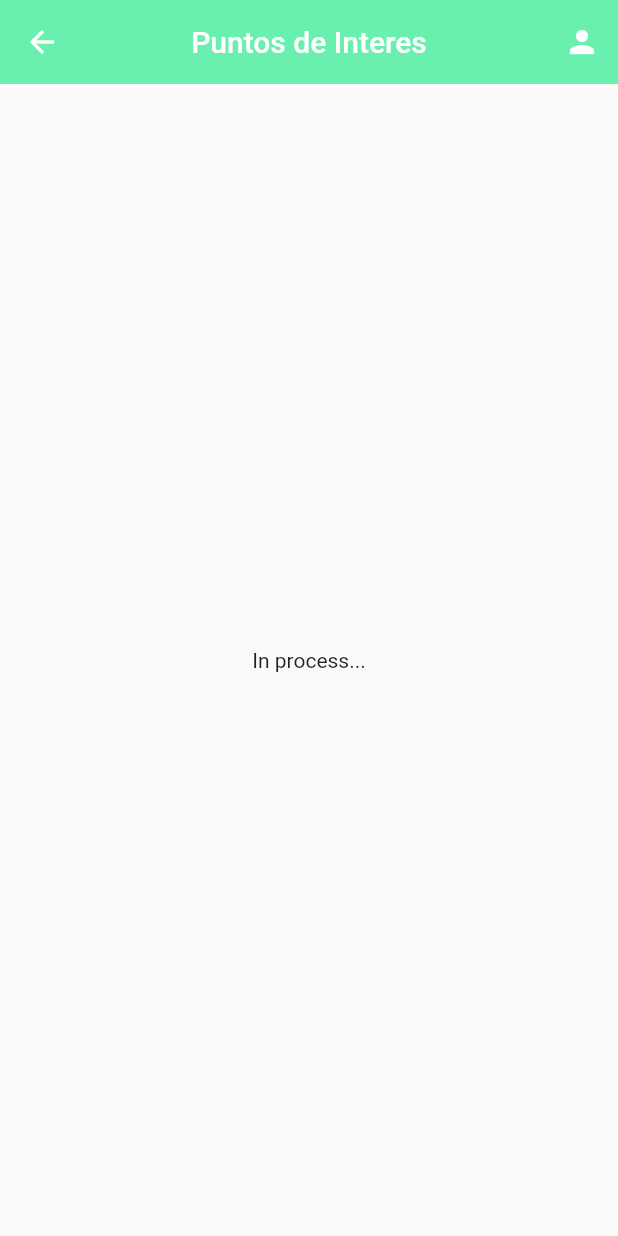
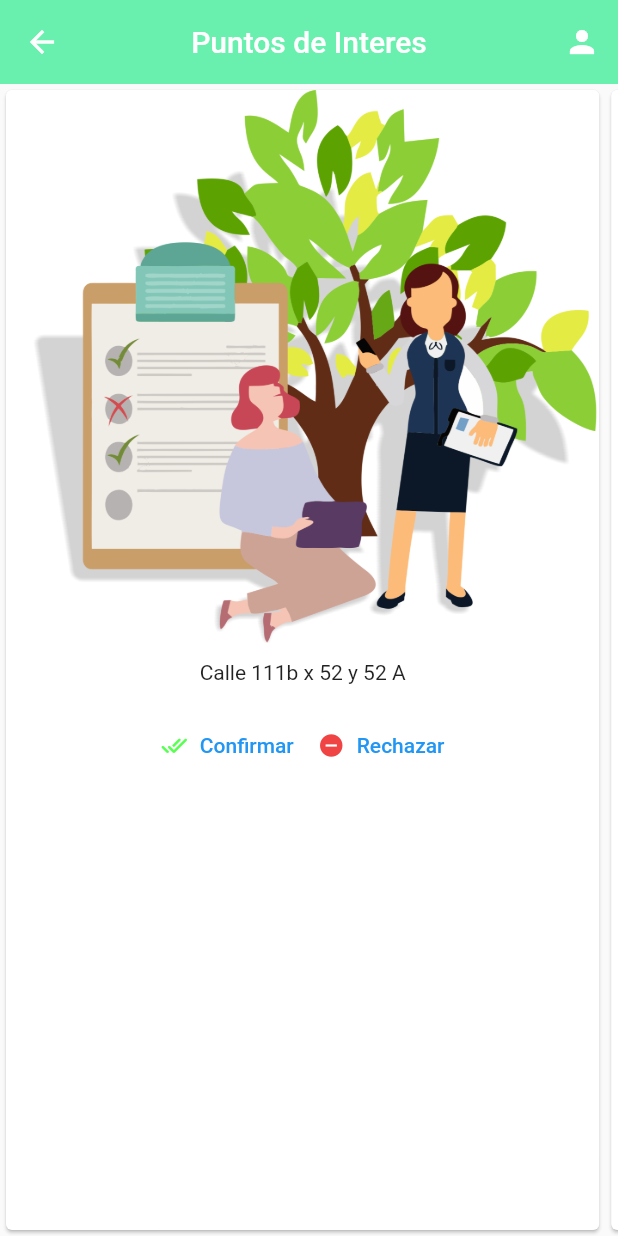
Before and after one commit to Movile-Apps/Gb_Shop, a Flutter app: the screen it shows after launch, after a tap on "Consultar POIs", on a phone screen of 412 x 824 dp. Run offline on Flutter 3.47's test engine with Material 2 defaults, Android fonts, the phone set to English and light mode, and no system bars; our stand-ins replace curved_navigation_bar, google_maps_flutter, image_picker; missing offline and left inert: dart:ffi; network calls fail.

Commit message:
Pre Camera

```diff
--- a/lib/Screens/Cons_POI_Screen.dart
+++ b/lib/Screens/Cons_POI_Screen.dart
@@ -22,9 +22,58 @@ import 'package:gb_shop/Screens/screens.dart';
           elevation: 0,
         centerTitle: true,
         ),
-        body: const Center(
-          child: Text('In process...'),
+        body: ListView(
+          scrollDirection: Axis.horizontal,
+          children: <Widget>[
+
+
+              _crearCardPrincipal(),
+              _crearCardPrincipal(),
+              _crearCardPrincipal(),
+              _crearCardPrincipal(),
+              _crearCardPrincipal(),
+              _crearCardPrincipal(),
+            ]
         ),
       );
     }
- }
+
+
+  Widget _crearCardPrincipal() {
+   return Card(
+      child: Column(
+        children: <Widget>[
+          Image.asset('assets/Registro.png', height: 370.0),
+          Container(
+            padding: const EdgeInsets.all(10.0),
+            child: const Text('Calle 111b x 52 y 52 A', softWrap: true,),
+          ),
+          Padding(
+            padding: const EdgeInsets.all(7.0),
+            child: Row(
+              mainAxisAlignment: MainAxisAlignment.spaceBetween,
+              children: <Widget>[
+                TextButton.icon(
+                  icon: const Icon(Icons.done_all_rounded, size: 18.0, color: Color.fromARGB(255, 88, 255, 82)),
+                  label: const Text('Confirmar'),
+                  onPressed: () {
+                   ('Confirmar');
+                  },
+                ),
+                TextButton.icon(
+                  icon: const Icon(Icons.remove_circle, size: 18.0, color: Color.fromARGB(255, 240, 68, 68)),
+                  label: const Text('Rechazar'),
+                  onPressed: () {
+                  ('Rechazar');
+                  },
+                ),
+               ],
+             )
+            )
+          ]
+        )
+      );
+
+
+  }
+}
--- a/lib/Screens/Home_Screen.dart
+++ b/lib/Screens/Home_Screen.dart
@@ -18,6 +18,12 @@ import 'package:gb_shop/Screens/screens.dart';
               Navigator.of(context).push(MaterialPageRoute(builder: (context) => const LoginScreen(),));
             },
           ),
+          IconButton(
+            icon: const Icon(Icons.person),
+            onPressed: () {
+              Navigator.of(context).push(MaterialPageRoute(builder: (context) => const PerfilScreen(),));
+            },
+          ),
         ],
           title: Image.asset('assets/TexLogo.png', width: 600, height: 800,),
           elevation: 0,
@@ -34,12 +40,13 @@ import 'package:gb_shop/Screens/screens.dart';
                   children: [
                     ElevatedButton(
                       style: ElevatedButton.styleFrom(
-                        primary: Colors.amber
+                        primary: Color.fromARGB(255, 235, 233, 225)
                       ),
                         child: Container(
                           padding: const EdgeInsets.symmetric(horizontal: 18.0, vertical: 10.0),
                           child: const Text('Crear reporte',
                             style: TextStyle(
+                              color: Colors.black,
                               fontSize: 16.0,
                               fontWeight: FontWeight.bold,
 
@@ -52,12 +59,13 @@ import 'package:gb_shop/Screens/screens.dart';
                     ),
                 ElevatedButton(
                   style: ElevatedButton.styleFrom(
-                        primary: Colors.amber
+                        primary: Color.fromARGB(255, 235, 233, 225)
                       ),
                         child: Container(
                           padding: const EdgeInsets.symmetric(horizontal: 18.0, vertical: 10.0),
                           child: const Text('Consultar POIs',
                             style: TextStyle(
+                              color: Colors.black,
                               fontSize: 16.0,
                               fontWeight: FontWeight.bold,
                             ),
@@ -68,6 +76,10 @@ import 'package:gb_shop/Screens/screens.dart';
                       }
                     ),
               ],
+
+            ),
+            Column(
+
             ),
 
             SizedBox(
@@ -95,10 +107,8 @@ import 'package:gb_shop/Screens/screens.dart';
     }
 /*Widgets*/
     Widget _crearCardPrincipal() {
-
    return Card(
       shape: RoundedRectangleBorder(borderRadius: BorderRadius.circular(20)),
-
       child: Container(
         child: Column(
         children: <Widget>[
@@ -109,8 +119,6 @@ import 'package:gb_shop/Screens/screens.dart';
           Padding(
             padding: const EdgeInsets.all(7.0),
             child: Row(
-              mainAxisAlignment: MainAxisAlignment.spaceBetween,
-
             )
           )
         ],
--- a/lib/Screens/Login_Screen.dart
+++ b/lib/Screens/Login_Screen.dart
@@ -9,6 +9,7 @@ class LoginScreen extends StatefulWidget{
   const LoginScreen({Key? key}) : super(key: key);
 
   @override
+
   _LoginScreenState createState() => _LoginScreenState();
 }
 
@@ -19,6 +20,7 @@ class _LoginScreenState extends State<LoginScreen> {
       child:
       Scaffold(
         appBar: AppBar(
+          automaticallyImplyLeading: false,
           backgroundColor: Colors.greenAccent,
           title: Image.asset('assets/TexLogo.png', width: 600, height: 800,),
           elevation: 0,
--- a/lib/Screens/screens.dart
+++ b/lib/Screens/screens.dart
@@ -5,3 +5,4 @@ export 'package:gb_shop/Screens/Reporte_Screen.dart';
 export 'package:gb_shop/Screens/Registro_Screen.dart';
 export 'package:gb_shop/Screens/Login_Screen.dart';
 export 'package:gb_shop/Screens/Map_Screen.dart';
+export 'package:gb_shop/Screens/Perfil_Screen.dart';
```
Also changed, not shown: lib/Screens/Perfil_Screen.dart (+87 -13 lines).
